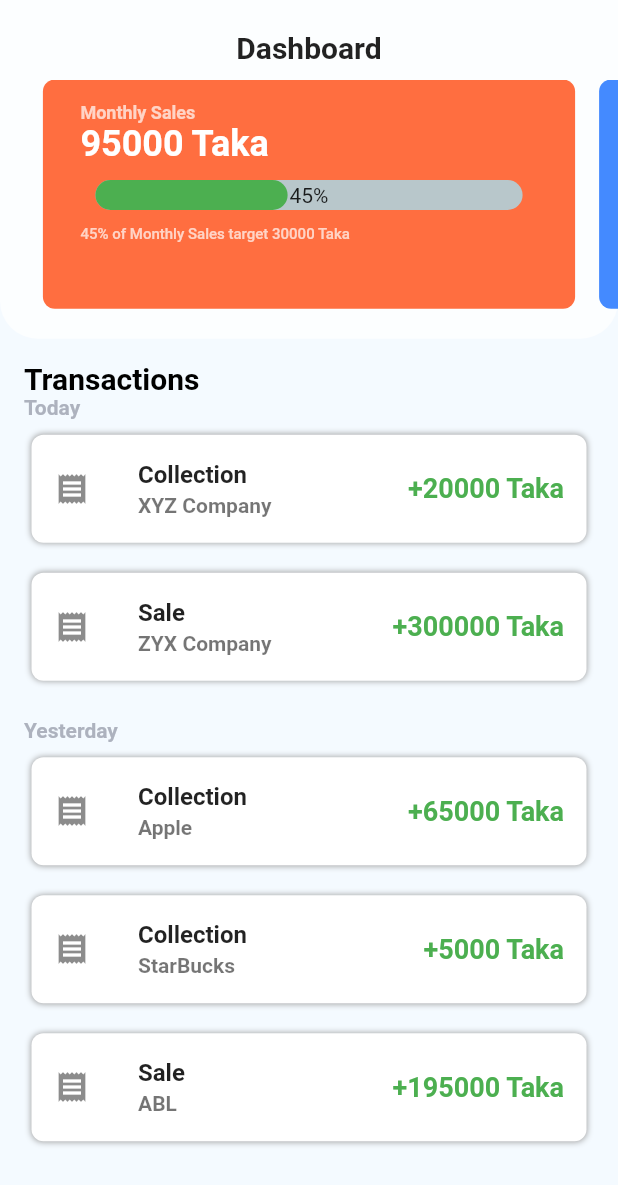
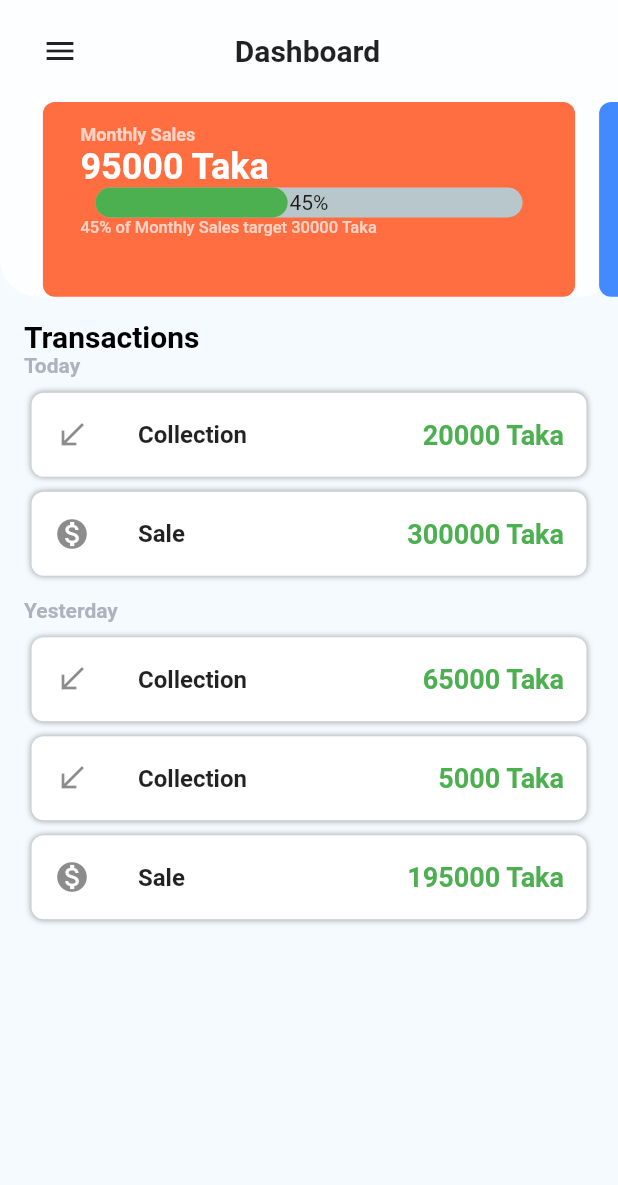
Before and after one commit to sartajmahmud/smart_attendance_app, a Flutter app: the MenuDashboardPage screen opened directly, on a phone screen of 412 x 824 dp. Shown: the top 1185 px of the screen. Run offline on Flutter 3.47's test engine with Material 2 defaults, Android fonts, the light colour scheme and no system bars; drawn by our look-alikes of percent_indicator; our stand-ins replace datetime_picker_formfield, firebase_core, firebase_messaging, flutter_spinkit, flutter_svg, fluttertoast and 3 more; missing offline and left inert: background_locator, global_configuration, location_permissions, searchable_dropdown, wifi_info_flutter; accounts and stored records are empty.

Commit message:
Drawer added and dashboard2 UI changed.

```diff
--- a/lib/Views/DashboardScreen2.dart
+++ b/lib/Views/DashboardScreen2.dart
@@ -44,14 +44,14 @@ class _MenuDashboardPageState extends State<MenuDashboardPage>
       companyName: 'XYZ Company',
       ammount: 20000,
       income: true,
-      icon: Icons.receipt,
+      icon: Icons.call_received,
     ),
     new TransactionDetails(
       item: 'Sale',
       companyName: 'ZYX Company',
       ammount: 300000,
       income: true,
-      icon: Icons.receipt,
+      icon: Icons.monetization_on,
     ),
   ];
 
@@ -61,21 +61,21 @@ class _MenuDashboardPageState extends State<MenuDashboardPage>
       companyName: 'Apple',
       ammount: 65000,
       income: true,
-      icon: Icons.receipt,
+      icon: Icons.call_received,
     ),
     new TransactionDetails(
       item: 'Collection',
       companyName: 'StarBucks',
       ammount: 5000,
       income: true,
-      icon: Icons.receipt,
+      icon: Icons.call_received,
     ),
     new TransactionDetails(
       item: 'Sale',
       companyName: 'ABL',
       ammount: 195000,
       income: true,
-      icon: Icons.receipt,
+      icon: Icons.monetization_on,
     ),
   ];
 
@@ -159,61 +159,61 @@ class _MenuDashboardPageState extends State<MenuDashboardPage>
                     crossAxisAlignment: CrossAxisAlignment.start,
                     mainAxisSize: MainAxisSize.min,
                     children: <Widget>[
-                      Container(
-                        alignment: Alignment.topLeft,
-                        width: 0.3 * screenWidth,
-                        margin: EdgeInsets.only(
-                          top: 50,
-                          bottom: 10,
-                        ),
-                        child: ListView(
-                          shrinkWrap: true,
-                          physics: ClampingScrollPhysics(),
-                          children: <Widget>[
-                            SizedBox(
-                              height: 0.3 * screenWidth,
-                              width: 0.3 * screenWidth,
-                              child: Container(
-                                alignment: Alignment.topLeft,
-                                decoration: BoxDecoration(
-                                  shape: BoxShape.circle,
-                                  image: DecorationImage(
-                                      image: AssetImage('assets/dp.jpg')),
-                                ),
-                              ),
-                            ),
-                          ],
-                        ),
-                      ),
-                      Container(
-                        margin: EdgeInsets.only(bottom: 10),
-                        child: ListView(
-                          padding: EdgeInsets.all(0),
-                          shrinkWrap: true,
-                          physics: ClampingScrollPhysics(),
-                          children: <Widget>[
-                            Text(
-                              'Bibash Adhikari',
-                              style: TextStyle(
-                                fontSize: 20,
-                                fontWeight: FontWeight.bold,
-                                color: Colors.white,
-                              ),
-                            ),
-                            SizedBox(
-                              height: 5,
-                            ),
-                            Text(
-                              'San Franciso, CA',
-                              style: TextStyle(
-                                fontSize: 14,
-                                fontWeight: FontWeight.w600,
-                                color: Colors.grey,
-                              ),
-                            ),
-                          ],
-                        ),
-                      ),
+                      // Container(
+                      //   alignment: Alignment.topLeft,
+                      //   width: 0.3 * screenWidth,
+                      //   margin: EdgeInsets.only(
+                      //     top: 50,
+                      //     bottom: 10,
+                      //   ),
+                      //   child: ListView(
+                      //     shrinkWrap: true,
+                      //     physics: ClampingScrollPhysics(),
+                      //     children: <Widget>[
+                      //       SizedBox(
+                      //         height: 0.3 * screenWidth,
+                      //         width: 0.3 * screenWidth,
+                      //         child: Container(
+                      //           alignment: Alignment.topLeft,
+                      //           decoration: BoxDecoration(
+                      //             shape: BoxShape.circle,
+                      //             image: DecorationImage(
+                      //                 image: AssetImage('assets/dp.jpg')),
+                      //           ),
+                      //         ),
+                      //       ),
+                      //     ],
+                      //   ),
+                      // ),
+                      // Container(
+                      //   margin: EdgeInsets.only(bottom: 10),
+                      //   child: ListView(
+                      //     padding: EdgeInsets.all(0),
+                      //     shrinkWrap: true,
+                      //     physics: ClampingScrollPhysics(),
+                      //     children: <Widget>[
+                      //       Text(
+                      //         'Bibash Adhikari',
+                      //         style: TextStyle(
+                      //           fontSize: 20,
+                      //           fontWeight: FontWeight.bold,
+                      //           color: Colors.white,
+                      //         ),
+                      //       ),
+                      //       SizedBox(
+                      //         height: 5,
+                      //       ),
+                      //       Text(
+                      //         'San Franciso, CA',
+                      //         style: TextStyle(
+                      //           fontSize: 14,
+                      //           fontWeight: FontWeight.w600,
+                      //           color: Colors.grey,
+                      //         ),
+                      //       ),
+                      //     ],
+                      //   ),
+                      // ),
                     ],
                   ),
                 ),
@@ -227,19 +227,28 @@ class _MenuDashboardPageState extends State<MenuDashboardPage>
                         active: true,
                       ),
                       menuItem(
-                        title: "Messages",
+                        title: "Sellers",
                         iconData: Icons.chat_bubble_outline,
                       ),
-                      menuItem(
-                        title: "Utility Bills",
+                      InkWell(
+                        onTap: (){
+                          print('Sales Orders');
+                        },
+                        child: menuItem(
+                          title: "Sales Orders",
                           iconData: Icons.receipt,
                         ),
+                      ),
                       menuItem(
-                        title: "Funds Transfer",
+                        title: "Sales Visits",
                         iconData: Icons.swap_horiz,
                       ),
                       menuItem(
-                        title: "Branches",
+                        title: "Conveyance Bills",
+                        iconData: Icons.developer_board,
+                      ),
+                      menuItem(
+                        title: "Account",
                         iconData: Icons.developer_board,
                       ),
                     ],
@@ -248,10 +257,10 @@ class _MenuDashboardPageState extends State<MenuDashboardPage>
                 SizedBox(
                   height: 70,
                 ),
-                menuItem(
-                  title: "Logout",
-                  iconData: Icons.exit_to_app,
-                ),
+                // menuItem(
+                //   title: "Logout",
+                //   iconData: Icons.exit_to_app,
+                // ),
               ],
             ),
           ),
@@ -382,9 +391,6 @@ class _MenuDashboardPageState extends State<MenuDashboardPage>
                   fontSize: 24,
                 ),
               ),
-              SizedBox(
-                height: 10,
-              ),
               new LinearPercentIndicator(
                 //width: MediaQuery.of(context).size.width - 150,
                 animation: true,
@@ -395,16 +401,7 @@ class _MenuDashboardPageState extends State<MenuDashboardPage>
                 linearStrokeCap: LinearStrokeCap.roundAll,
                 progressColor: Colors.green,
               ),
-              SizedBox(
-                height: 10,
-              ),
-              Row(
-                mainAxisAlignment: MainAxisAlignment.spaceEvenly,
-                mainAxisSize: MainAxisSize.max,
-                children: <Widget>[
-                  Expanded(
-                    flex: 6,
-                    child: Container(
+              Container(
                 child: Column(
                   mainAxisAlignment: MainAxisAlignment.start,
                   crossAxisAlignment: CrossAxisAlignment.start,
@@ -413,7 +410,7 @@ class _MenuDashboardPageState extends State<MenuDashboardPage>
                       '$achieved% of $title target $target Taka',
                       style: TextStyle(
                         color: Colors.white70,
-                              fontSize: 10,
+                        fontSize: 11,
                         fontWeight: FontWeight.w500,
                       ),
                     ),
@@ -427,9 +424,6 @@ class _MenuDashboardPageState extends State<MenuDashboardPage>
                     // ),
                   ],
                 ),
-                    ),
-                  ),
-                ],
               ),
             ],
           ),
@@ -464,7 +458,7 @@ class _MenuDashboardPageState extends State<MenuDashboardPage>
             TransactionDetails _transaction = transactionList[index];
             return Container(
               margin: EdgeInsets.only(
-                bottom: 20,
+                bottom: 10,
               ),
               decoration: BoxDecoration(
                 color: Colors.white,
@@ -494,15 +488,15 @@ class _MenuDashboardPageState extends State<MenuDashboardPage>
                     fontSize: 16,
                   ),
                 ),
-                subtitle: Text(
-                  "${_transaction.companyName}",
-                  style: TextStyle(
-                    fontWeight: FontWeight.w600,
-                  ),
-                ),
+                // subtitle: Text(
+                //   "${_transaction.companyName}",
+                //   style: TextStyle(
+                //     fontWeight: FontWeight.w600,
+                //   ),
+                // ),
                 trailing: Text(
                   (_transaction.income)
-                      ? "+${_transaction.ammount} Taka"
+                      ? "${_transaction.ammount} Taka"
                       : " -${_transaction.ammount} Taka",
                   style: TextStyle(
                     fontSize: 18,
@@ -524,7 +518,7 @@ class _MenuDashboardPageState extends State<MenuDashboardPage>
       duration: duration,
       top: 0,
       bottom: 0,
-      left: isCollapsed ? 0 : 0.5 * screenWidth,
+      left: isCollapsed ? 0 : 0.3 * screenWidth,
       width: screenWidth,
       child: ScaleTransition(
         scale: _scaleAnimation,
@@ -542,8 +536,7 @@ class _MenuDashboardPageState extends State<MenuDashboardPage>
                     children: <Widget>[
                       Container(
                         padding: const EdgeInsets.only(
-                          top: 20,
-                          bottom: 20,
+                          top: 10,
                         ),
                         decoration: BoxDecoration(
                           color: Colors.white70,
@@ -561,27 +554,27 @@ class _MenuDashboardPageState extends State<MenuDashboardPage>
                                 mainAxisAlignment: MainAxisAlignment.spaceBetween,
                                 mainAxisSize: MainAxisSize.max,
                                 children: [
-                                  // IconButton(
-                                  //   icon: Icon(
-                                  //     Icons.drag_handle,
-                                  //     color: Colors.black87,
-                                  //   ),
-                                  //   onPressed: () {
-                                  //     setState(() {
-                                  //       if (isCollapsed) {
-                                  //         mainBorderRadius = 30;
-                                  //         statusIconColor = Brightness.light;
-                                  //         _controller.forward();
-                                  //       } else {
-                                  //         _controller.reverse();
-                                  //         mainBorderRadius = 0;
-                                  //         statusIconColor = Brightness.dark;
-                                  //       }
-                                  //       isCollapsed = !isCollapsed;
-                                  //     });
-                                  //   },
-                                  // ),
-                                  SizedBox(),
+                                  IconButton(
+                                    icon: Icon(
+                                      Icons.menu,
+                                      color: Colors.black87,
+                                    ),
+                                    onPressed: () {
+                                      setState(() {
+                                        if (isCollapsed) {
+                                          mainBorderRadius = 30;
+                                          statusIconColor = Brightness.light;
+                                          _controller.forward();
+                                        } else {
+                                          _controller.reverse();
+                                          mainBorderRadius = 0;
+                                          statusIconColor = Brightness.dark;
+                                        }
+                                        isCollapsed = !isCollapsed;
+                                      });
+                                    },
+                                  ),
+                                  //SizedBox(),
                                   Text(
                                     "Dashboard",
                                     style: TextStyle(
@@ -597,14 +590,14 @@ class _MenuDashboardPageState extends State<MenuDashboardPage>
                                   //   ),
                                   //   onPressed: () {},
                                   // ),
-                                  SizedBox()
+                                  SizedBox(width: 50,)
                                 ],
                               ),
                             ),
                             SizedBox(height: 10),
                             Container(
                               height: (MediaQuery.of(context).size.width - 30) *
-                                  .4,
+                                  .34,
                               decoration: BoxDecoration(
                                 borderRadius: BorderRadius.only(
                                   bottomLeft: Radius.circular(20),
```
Lines whose indentation alone changed are shown as unchanged.
